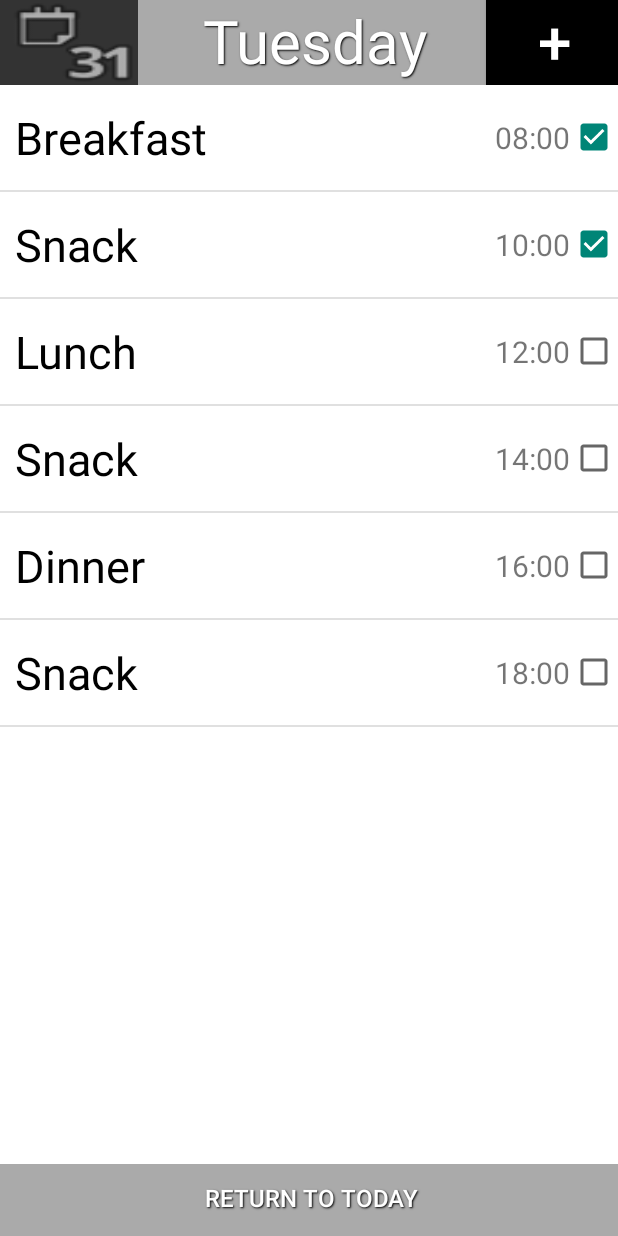
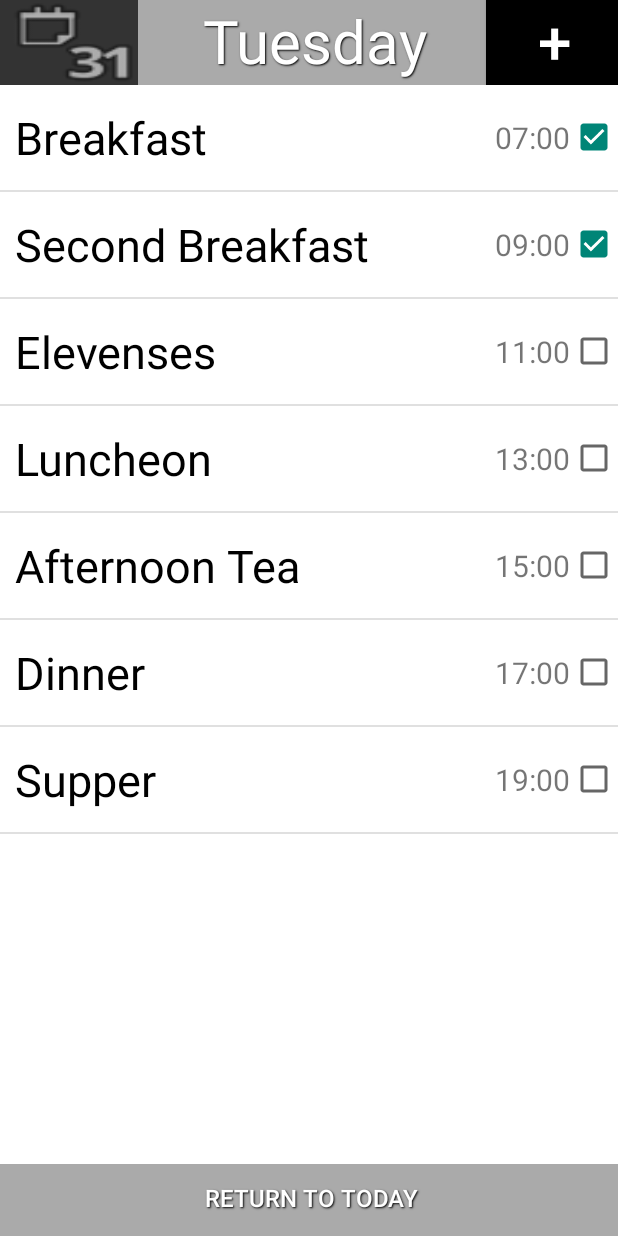
Before and after one commit to knattarna/DiabetesAppDev, an Android app: the screen it shows after launch (MainActivity), on a phone screen of 412 x 824 dp. Run offline under Robolectric (Android 15) with nearby library versions, the phone set to English and light mode, and no system bars.

```diff
--- a/app/src/main/java/com/knattarna/androidapp/diabetesappdev/app/AlarmReceiver.java
+++ b/app/src/main/java/com/knattarna/androidapp/diabetesappdev/app/AlarmReceiver.java
@@ -23,8 +23,7 @@ public class AlarmReceiver extends BroadcastReceiver {
     public void onReceive(Context k1, Intent k2) {
         // TODO Auto-generated method stub
 
-        Intent intent = new Intent(k1,MainActivity.class);
-        PendingIntent pIntent = PendingIntent.getActivity(k1,1,intent,0);
+        PendingIntent pIntent = PendingIntent.getActivity(k1,1,k2,0);
 
         String title = "App";
         String info  = "App wants your attention!";
--- a/app/src/main/java/com/knattarna/androidapp/diabetesappdev/app/Day.java
+++ b/app/src/main/java/com/knattarna/androidapp/diabetesappdev/app/Day.java
@@ -23,11 +23,12 @@ public class Day
     private final ArrayList<String> ACTIVITIES = new ArrayList<String>() {
         {
             add("Breakfast");
-            add("Snack");
-            add("Lunch");
-            add("Snack");
+            add("Second Breakfast");
+            add("Elevenses");
+            add("Luncheon");
+            add("Afternoon Tea");
             add("Dinner");
-            add("Snack");
+            add("Supper");
         }};
 
     public Day(Context ctex)
@@ -81,7 +82,7 @@ public class Day
         //initialize the standard day of activities
         dayActs = new ArrayList<SHELLActivity>() {
             {
-                int htemp = 8;
+                int htemp = 7;
 
                 for(int i = 0; i < ACTIVITIES.size(); ++i){
                     if(htemp >= 24)
@@ -100,7 +101,11 @@ public class Day
     public void updateDay(int position, int offset_h, int offset_m)
     {
         for(++position;position < dayActs.size();++position) {
+
+            //move the activity forward
             dayActs.get(position).offsetTime(offset_h,offset_m);
+            //reset the alarm
+            dayActs.get(position).setAlarm();
 
             System.out.println(dayActs.get(position).getTime().get(Calendar.DAY_OF_YEAR));
             System.out.println(date.get(Calendar.DAY_OF_YEAR));
@@ -117,4 +122,12 @@ public class Day
         Collections.sort(dayActs);
     }
 
+    public void setAlarms()
+    {
+        for (int i = 0; i < dayActs.size(); ++i)
+        {
+            dayActs.get(i).setAlarm();
+        }
+    }
+
 }
--- a/app/src/main/java/com/knattarna/androidapp/diabetesappdev/app/MainActivity.java
+++ b/app/src/main/java/com/knattarna/androidapp/diabetesappdev/app/MainActivity.java
@@ -60,6 +60,9 @@ public class MainActivity extends Activity {
 
         this.fragMan = getFragmentManager();
         this.CURRENT_DAY = this.CURRENT_WEEK.today();
+        //set alarms only for today and only once every time the apps is started
+        //because it's more manageable at the moment
+        this.CURRENT_DAY.setAlarms();
 
         //if there is no previously saved instance of the app
         //add a fragment to the layout
@@ -257,6 +260,8 @@ public class MainActivity extends Activity {
                         CURRENT_ACT.setUniqueID(temp_act.getUniqueID());
                         CURRENT_ACT.setBloodSLevel(temp_act.getBloodSLevel());
 
+
+                        // set/reset the alarm for the changed or added activity
                         CURRENT_ACT.setAlarm();
                         //add activity if the current activity isn't a part of the day
                         //e.g clicked the add new activity button
--- a/app/src/main/java/com/knattarna/androidapp/diabetesappdev/app/SHELLActivity.java
+++ b/app/src/main/java/com/knattarna/androidapp/diabetesappdev/app/SHELLActivity.java
@@ -62,7 +62,7 @@ public class SHELLActivity implements Comparable<SHELLActivity>
 
         isDone();
         generateUniqueID();
-        setAlarm();
+        //setAlarm();
     }
 
     //constructor used for instantiating objects from database
@@ -201,7 +201,7 @@ public class SHELLActivity implements Comparable<SHELLActivity>
     private void generateUniqueID()
     {
         //didn't put to much effort on this.. hopefully its ok..
-        this.uniqueID =  (int) (long) this.time.getTimeInMillis()/(getDate()+getMin()+getHour());
+        this.uniqueID =  (int) (getDate()+getMin()+getHour());
     }
 
     //sets the Intent to broadcast to the alarm receiver.. or something
```
